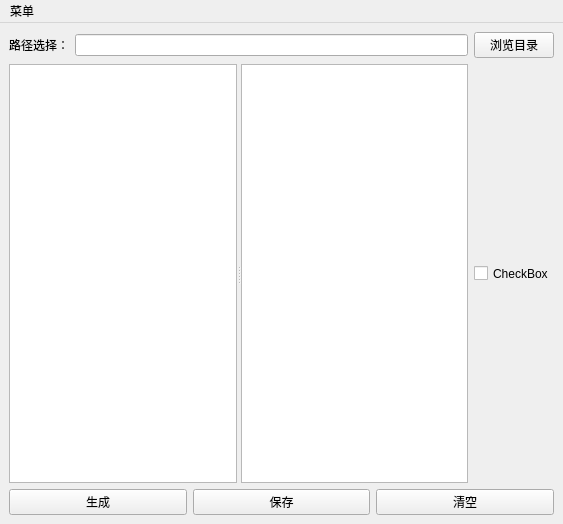
First picture: the form in mainwindow.ui, repository JX446/Easy-CMake, before the edit.
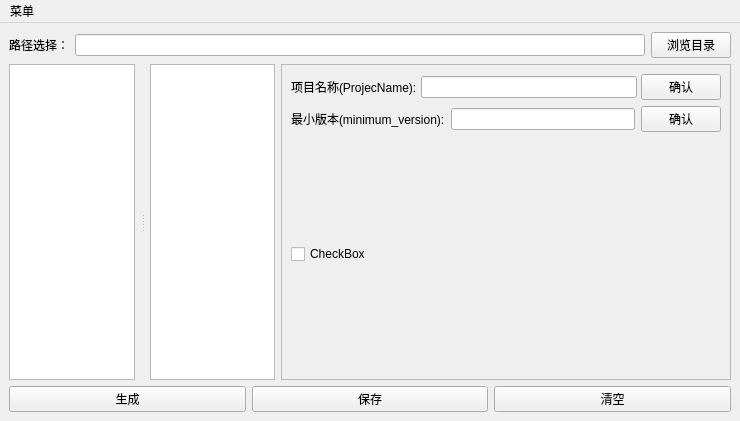
Second picture: the form after the edit. Custom widgets are drawn as their Qt base class.

```diff
--- a/mainwindow.ui
+++ b/mainwindow.ui
@@ -6,15 +6,15 @@
    <rect>
     <x>0</x>
     <y>0</y>
-    <width>563</width>
-    <height>524</height>
+    <width>740</width>
+    <height>421</height>
    </rect>
   </property>
   <property name="windowTitle">
    <string>MainWindow</string>
   </property>
   <widget class="QWidget" name="centralwidget">
-   <layout class="QVBoxLayout" name="verticalLayout">
+   <layout class="QVBoxLayout" name="verticalLayout_2">
     <item>
      <layout class="QHBoxLayout" name="horizontalLayout">
       <property name="sizeConstraint">
@@ -62,12 +62,15 @@
      </layout>
     </item>
     <item>
-     <layout class="QHBoxLayout" name="horizontalLayout_2">
+     <layout class="QHBoxLayout" name="horizontalLayout_4">
       <item>
        <widget class="QSplitter" name="splitter">
         <property name="orientation">
          <enum>Qt::Orientation::Horizontal</enum>
         </property>
+        <property name="handleWidth">
+         <number>15</number>
+        </property>
         <property name="childrenCollapsible">
          <bool>false</bool>
         </property>
@@ -132,16 +135,205 @@
        </widget>
       </item>
       <item>
-       <widget class="QCheckBox" name="checkBox">
+       <widget class="QScrollArea" name="scrollArea">
         <property name="sizePolicy">
-         <sizepolicy hsizetype="Fixed" vsizetype="Expanding">
+         <sizepolicy hsizetype="Minimum" vsizetype="Expanding">
           <horstretch>0</horstretch>
           <verstretch>0</verstretch>
          </sizepolicy>
         </property>
-        <property name="text">
-         <string>CheckBox</string>
+        <property name="minimumSize">
+         <size>
+          <width>450</width>
+          <height>0</height>
+         </size>
         </property>
+        <property name="frameShadow">
+         <enum>QFrame::Shadow::Raised</enum>
+        </property>
+        <property name="widgetResizable">
+         <bool>true</bool>
+        </property>
+        <widget class="QWidget" name="scrollAreaWidgetContents">
+         <property name="geometry">
+          <rect>
+           <x>0</x>
+           <y>0</y>
+           <width>448</width>
+           <height>338</height>
+          </rect>
+         </property>
+         <layout class="QVBoxLayout" name="verticalLayout">
+          <item>
+           <layout class="QHBoxLayout" name="horizontalLayout_2">
+            <property name="spacing">
+             <number>4</number>
+            </property>
+            <property name="sizeConstraint">
+             <enum>QLayout::SizeConstraint::SetDefaultConstraint</enum>
+            </property>
+            <item>
+             <widget class="QLabel" name="label_2">
+              <property name="sizePolicy">
+               <sizepolicy hsizetype="Maximum" vsizetype="Fixed">
+                <horstretch>0</horstretch>
+                <verstretch>0</verstretch>
+               </sizepolicy>
+              </property>
+              <property name="minimumSize">
+               <size>
+                <width>100</width>
+                <height>0</height>
+               </size>
+              </property>
+              <property name="layoutDirection">
+               <enum>Qt::LayoutDirection::LeftToRight</enum>
+              </property>
+              <property name="frameShadow">
+               <enum>QFrame::Shadow::Plain</enum>
+              </property>
+              <property name="text">
+               <string>项目名称(ProjecName):</string>
+              </property>
+              <property name="wordWrap">
+               <bool>false</bool>
+              </property>
+             </widget>
+            </item>
+            <item>
+             <widget class="QLineEdit" name="projectnamelineEdit">
+              <property name="sizePolicy">
+               <sizepolicy hsizetype="Expanding" vsizetype="Fixed">
+                <horstretch>0</horstretch>
+                <verstretch>0</verstretch>
+               </sizepolicy>
+              </property>
+              <property name="minimumSize">
+               <size>
+                <width>150</width>
+                <height>0</height>
+               </size>
+              </property>
+             </widget>
+            </item>
+            <item>
+             <widget class="QPushButton" name="projectnamepushButton">
+              <property name="sizePolicy">
+               <sizepolicy hsizetype="Fixed" vsizetype="Fixed">
+                <horstretch>0</horstretch>
+                <verstretch>0</verstretch>
+               </sizepolicy>
+              </property>
+              <property name="minimumSize">
+               <size>
+                <width>30</width>
+                <height>0</height>
+               </size>
+              </property>
+              <property name="text">
+               <string>确认</string>
+              </property>
+              <property name="flat">
+               <bool>false</bool>
+              </property>
+             </widget>
+            </item>
+           </layout>
+          </item>
+          <item>
+           <layout class="QHBoxLayout" name="horizontalLayout_5">
+            <item>
+             <widget class="QLabel" name="label_3">
+              <property name="sizePolicy">
+               <sizepolicy hsizetype="Maximum" vsizetype="Fixed">
+                <horstretch>0</horstretch>
+                <verstretch>0</verstretch>
+               </sizepolicy>
+              </property>
+              <property name="minimumSize">
+               <size>
+                <width>100</width>
+                <height>0</height>
+               </size>
+              </property>
+              <property name="layoutDirection">
+               <enum>Qt::LayoutDirection::LeftToRight</enum>
+              </property>
+              <property name="frameShadow">
+               <enum>QFrame::Shadow::Plain</enum>
+              </property>
+              <property name="text">
+               <string>最小版本(minimum_version):</string>
+              </property>
+              <property name="wordWrap">
+               <bool>false</bool>
+              </property>
+             </widget>
+            </item>
+            <item>
+             <widget class="QLineEdit" name="minumumversionlineEdit">
+              <property name="sizePolicy">
+               <sizepolicy hsizetype="Expanding" vsizetype="Fixed">
+                <horstretch>0</horstretch>
+                <verstretch>0</verstretch>
+               </sizepolicy>
+              </property>
+              <property name="minimumSize">
+               <size>
+                <width>150</width>
+                <height>0</height>
+               </size>
+              </property>
+             </widget>
+            </item>
+            <item>
+             <widget class="QPushButton" name="minimumversionpushButton">
+              <property name="sizePolicy">
+               <sizepolicy hsizetype="Fixed" vsizetype="Fixed">
+                <horstretch>0</horstretch>
+                <verstretch>0</verstretch>
+               </sizepolicy>
+              </property>
+              <property name="minimumSize">
+               <size>
+                <width>30</width>
+                <height>0</height>
+               </size>
+              </property>
+              <property name="text">
+               <string>确认</string>
+              </property>
+              <property name="flat">
+               <bool>false</bool>
+              </property>
+             </widget>
+            </item>
+           </layout>
+          </item>
+          <item>
+           <widget class="QCheckBox" name="checkBox">
+            <property name="sizePolicy">
+             <sizepolicy hsizetype="Expanding" vsizetype="Expanding">
+              <horstretch>0</horstretch>
+              <verstretch>0</verstretch>
+             </sizepolicy>
+            </property>
+            <property name="minimumSize">
+             <size>
+              <width>300</width>
+              <height>0</height>
+             </size>
+            </property>
+            <property name="text">
+             <string>CheckBox</string>
+            </property>
+            <property name="tristate">
+             <bool>false</bool>
+            </property>
+           </widget>
+          </item>
+         </layout>
+        </widget>
        </widget>
       </item>
      </layout>
@@ -208,7 +400,7 @@
     <rect>
      <x>0</x>
      <y>0</y>
-     <width>563</width>
+     <width>740</width>
      <height>18</height>
     </rect>
    </property>
```
Left out of the diff: 9 changed lines with no effect on the pictures.
